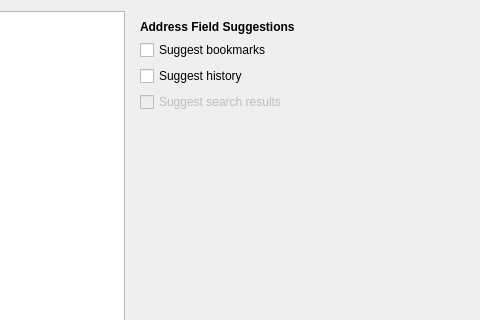
First picture: the form in src/ui/preferences/PreferencesAdvancedPageWidget.ui, repository OtterBrowser/otter-browser, before the edit; both pictures show x 120 to 600 and y 0 to 320 of the 600 by 600 pixel window.
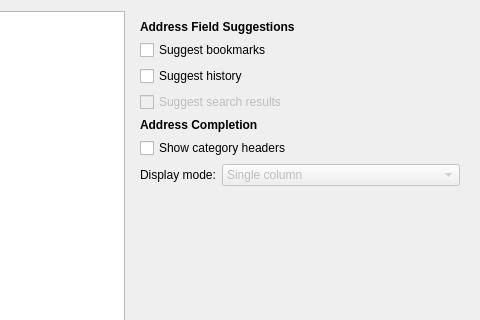
Second picture: the form after the edit. Custom widgets are drawn as their Qt base class.

Commit message: Allow to configure URL completion in Preferences, references #1007

```diff
--- a/src/ui/preferences/PreferencesAdvancedPageWidget.ui
+++ b/src/ui/preferences/PreferencesAdvancedPageWidget.ui
@@ -42,7 +42,7 @@
       <number>0</number>
      </property>
      <widget class="QWidget" name="browsingPage">
-      <layout class="QVBoxLayout" name="browsingLayout" stretch="0,0,1">
+      <layout class="QVBoxLayout" name="browsingLayout">
        <item>
         <widget class="QLabel" name="suggestionsHeader">
          <property name="font">
@@ -85,7 +85,59 @@
         </layout>
        </item>
        <item>
-        <spacer name="suggestionsSpacer">
+        <widget class="QLabel" name="browsingCompletionHeader">
+         <property name="font">
+          <font>
+           <weight>75</weight>
+           <bold>true</bold>
+          </font>
+         </property>
+         <property name="text">
+          <string>Address Completion</string>
+         </property>
+        </widget>
+       </item>
+       <item>
+        <layout class="QVBoxLayout" name="browsingCompletionLayout">
+         <item>
+          <widget class="QCheckBox" name="browsingCategoriesCheckBox">
+           <property name="text">
+            <string>Show category headers</string>
+           </property>
+          </widget>
+         </item>
+         <item>
+          <layout class="QFormLayout" name="browsingDisplayModeLayout">
+           <item row="0" column="0">
+            <widget class="QLabel" name="browsingDisplayModeLabel">
+             <property name="text">
+              <string>Display mode:</string>
+             </property>
+            </widget>
+           </item>
+           <item row="0" column="1">
+            <widget class="QComboBox" name="browsingDisplayModeComboBox">
+             <property name="enabled">
+              <bool>false</bool>
+             </property>
+             <item>
+              <property name="text">
+               <string>Single column</string>
+              </property>
+             </item>
+             <item>
+              <property name="text">
+               <string>Multi column</string>
+              </property>
+             </item>
+            </widget>
+           </item>
+          </layout>
+         </item>
+        </layout>
+       </item>
+       <item>
+        <spacer name="browsingBrowsingSpacer">
          <property name="orientation">
           <enum>Qt::Vertical</enum>
          </property>
```
Left out of the diff: 10 changed lines with no effect on the pictures. The commit also changes 2 other files.
